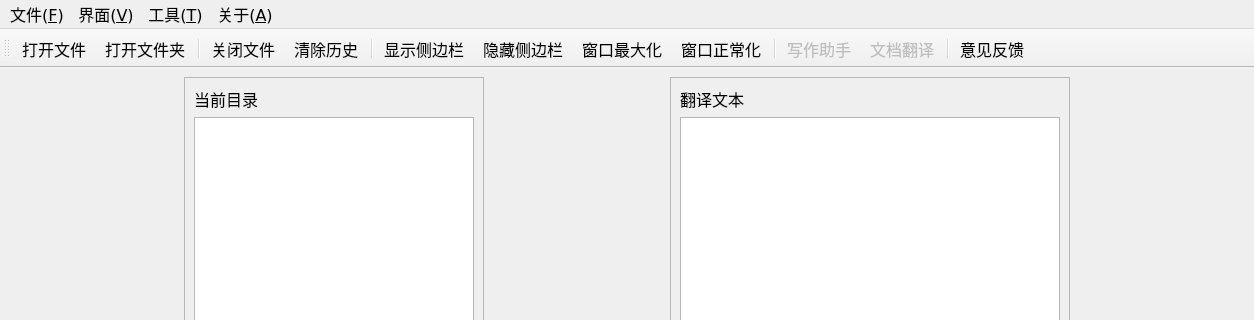
This is modules/main_window_layout.ui in fiveflowers/ghs-translator as Qt 5 draws it before an edit; both pictures show x 0 to 1254 and y 0 to 320 of the 1254 by 800 pixel window. The edited form follows.
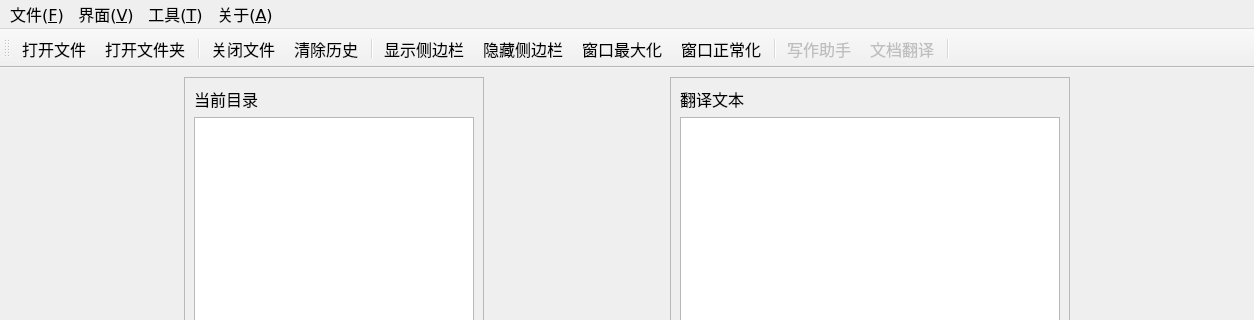
This is the edited form. Icons and pictures are not drawn.

```diff
--- a/modules/main_window_layout.ui
+++ b/modules/main_window_layout.ui
@@ -409,7 +409,6 @@
    <addaction name="action_paper_assistant"/>
    <addaction name="action_document_translate"/>
    <addaction name="separator"/>
-   <addaction name="action_feedback"/>
   </widget>
   <action name="action_open_file">
    <property name="icon">
```
Left out of the diff: 15 changed lines with no effect on the pictures. Lines whose indentation alone changed are shown as unchanged.
